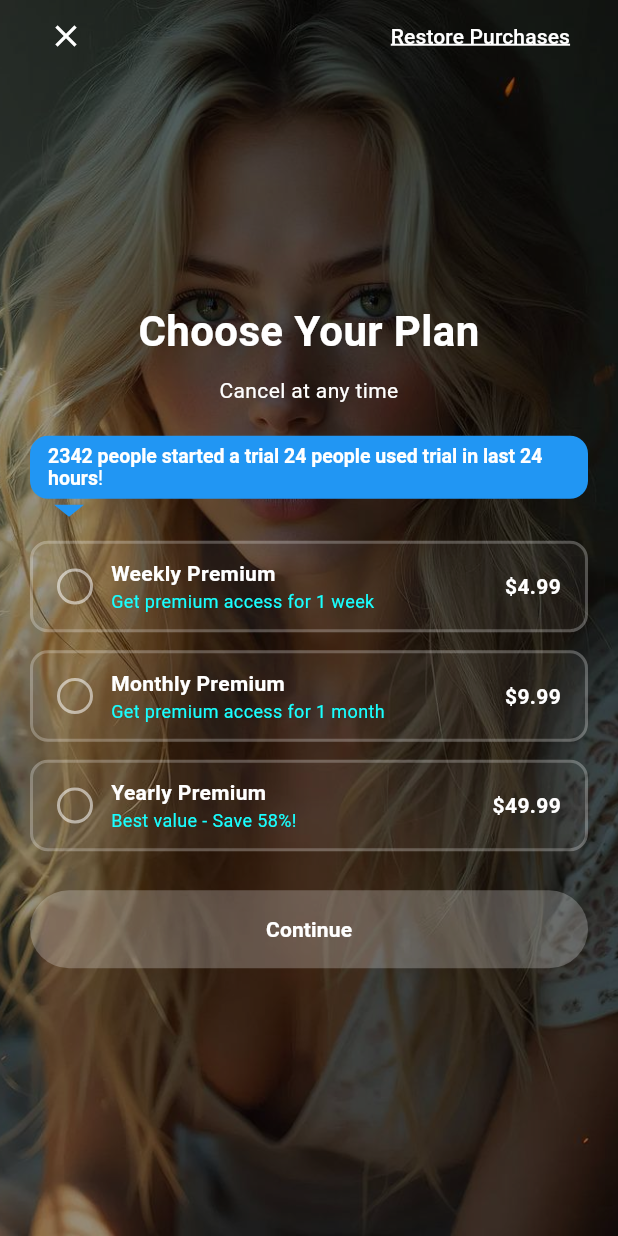
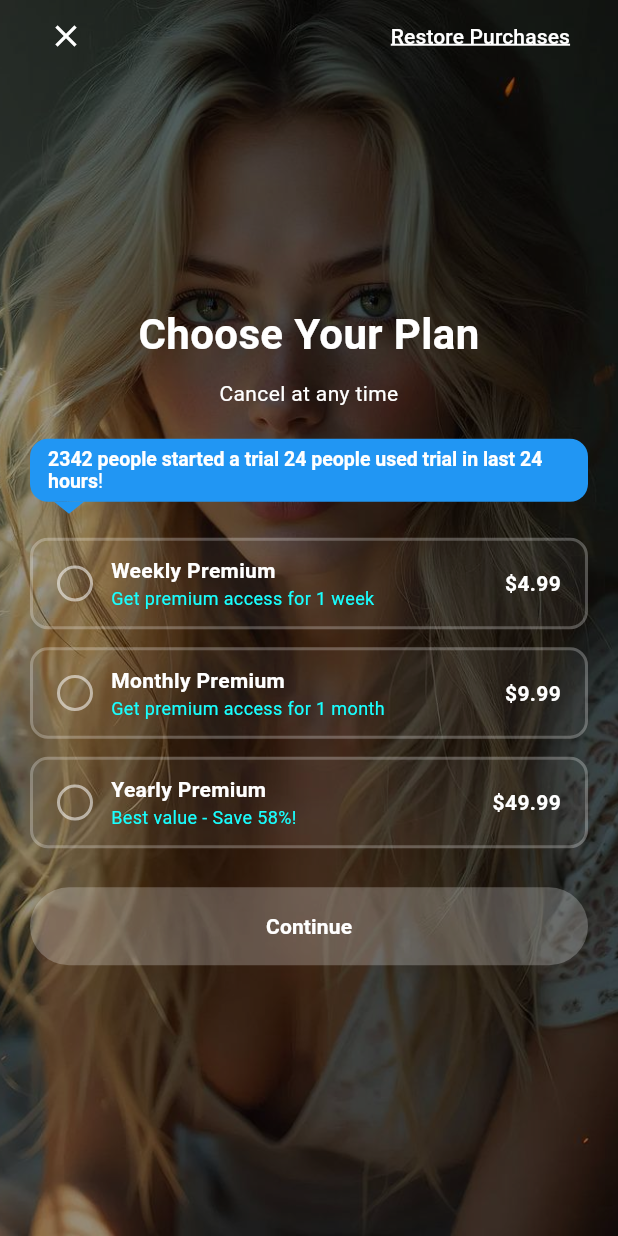
Before and after one commit to gorkemalgan/gui_paywall, a Flutter app: the screen it shows after launch, after a tap on "Video Up!", on a phone screen of 412 x 824 dp. Run offline on Flutter 3.47's test engine with Material 3 defaults, Android fonts, the phone set to English and light mode, and no system bars; our stand-ins replace carousel_slider, flutter_svg, lottie; missing offline and left inert: desktop_window; generated files the repository leaves out were written again.

Commit message:
Remove unnecessary SizedBox from VideoUpScreen layout for cleaner UI.

```diff
--- a/lib/src/paywalls/paywall_videoup.dart
+++ b/lib/src/paywalls/paywall_videoup.dart
@@ -105,7 +105,6 @@ class _VideoUpScreenState extends State<VideoUpScreen> with PaywallSanityCheck<V
                                       ),
                                     ),
                                   ),
-                                  const SizedBox(height: 4),
                                   Padding(
                                     padding: const EdgeInsets.only(left: 16.0),
                                     child: CustomPaint(
```
